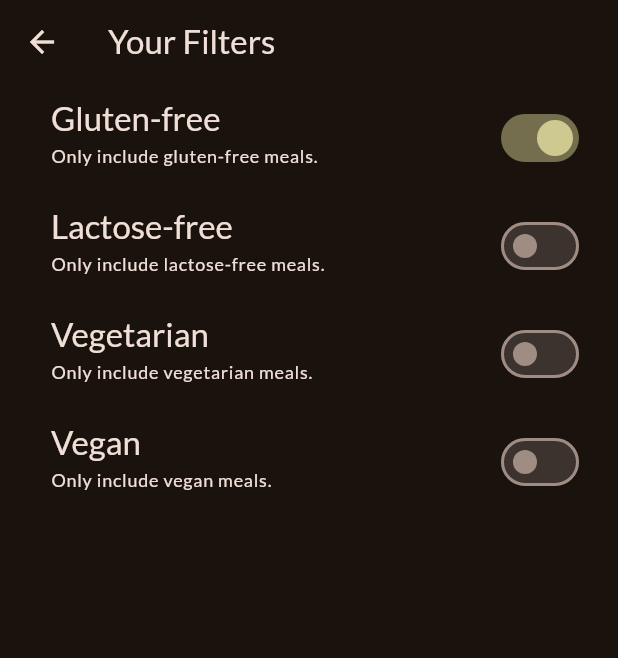
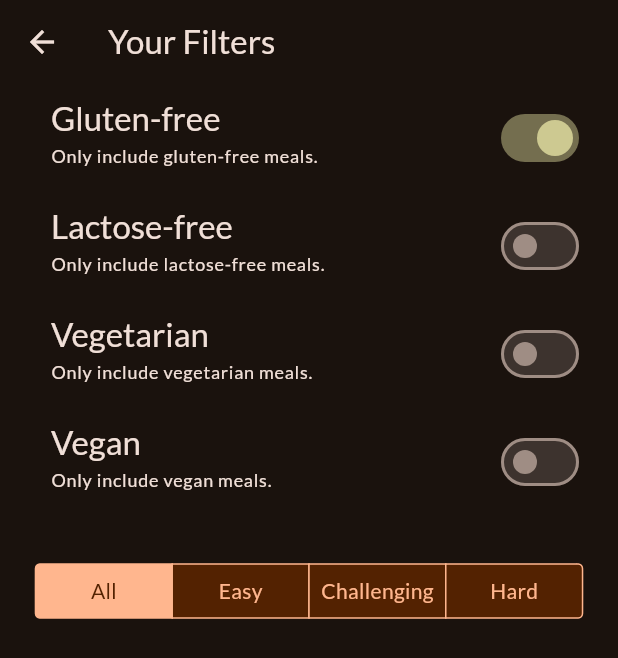
Before and after one commit to eigsi/MealsApp, a Flutter app: the FiltersScreen screen opened directly, after a tap on "Gluten-free", on a phone screen of 412 x 824 dp. Shown: the top 658 px of the screen. Run offline on Flutter 3.47's test engine with Material 3 defaults, Android fonts, the phone set to English and light mode, and no system bars; our stand-ins replace flutter_riverpod, google_fonts, transparent_image.

Commit message:
ajout d'un filtre de difficulté, et mtn les catégories sans plats s'affichent pas

```diff
--- a/lib/models/meal.dart
+++ b/lib/models/meal.dart
@@ -1,4 +1,5 @@
 enum Complexity {
+  all,
   simple,
   challenging,
   hard,
--- a/lib/providers/filters_provider.dart
+++ b/lib/providers/filters_provider.dart
@@ -1,5 +1,5 @@
 import 'package:flutter_riverpod/flutter_riverpod.dart';
-
+import 'package:meals/models/meal.dart';
 import 'package:meals/providers/meals_provider.dart';
 
 enum Filter {
@@ -7,38 +7,41 @@ enum Filter {
   lactoseFree,
   vegetarian,
   vegan,
+  difficulty,
 }
 
-class FiltersNotifier extends StateNotifier<Map<Filter, bool>> {
+class FiltersNotifier extends StateNotifier<Map<Filter, dynamic>> {
   FiltersNotifier()
       : super({
           Filter.glutenFree: false,
           Filter.lactoseFree: false,
           Filter.vegetarian: false,
-          Filter.vegan: false
+          Filter.vegan: false,
+          Filter.difficulty: Complexity.all,
         });
 
-  void setFilters(Map<Filter, bool> chosenFilters) {
+  void setFilters(Map<Filter, dynamic> chosenFilters) {
     state = chosenFilters;
   }
 
-  void setFilter(Filter filter, bool isActive) {
+  void setFilter(Filter filter, dynamic value) {
     // state[filter] = isActive; // not allowed! => mutating state
     state = {
       ...state,
-      filter: isActive,
+      filter: value,
     };
   }
 }
 
 final filtersProvider =
-    StateNotifierProvider<FiltersNotifier, Map<Filter, bool>>(
+    StateNotifierProvider<FiltersNotifier, Map<Filter, dynamic>>(
   (ref) => FiltersNotifier(),
 );
 
 final filteredMealsProvider = Provider((ref) {
   final meals = ref.watch(mealsProvider);
   final activeFilters = ref.watch(filtersProvider);
+  final selectedDifficulty = activeFilters[Filter.difficulty] as Complexity;
 
   return meals.where((meal) {
     if (activeFilters[Filter.glutenFree]! && !meal.isGlutenFree) {
@@ -53,6 +56,10 @@ final filteredMealsProvider = Provider((ref) {
     if (activeFilters[Filter.vegan]! && !meal.isVegan) {
       return false;
     }
+    if (selectedDifficulty != Complexity.all &&
+        meal.complexity != selectedDifficulty) {
+      return false;
+    }
     return true;
   }).toList();
 });
--- a/lib/screens/categories.dart
+++ b/lib/screens/categories.dart
@@ -59,9 +59,24 @@ class _CategoriesScreenState extends State<CategoriesScreen>
 
   @override
   Widget build(BuildContext context) {
+    final nonEmptyCategories = availableCategories.where((category) {
+      return widget.availableMeals
+          .any((meal) => meal.categories.contains(category.id));
+    }).toList();
+
     return AnimatedBuilder(
       animation: _animationController,
-      child: GridView(
+      child: nonEmptyCategories.isEmpty
+          ? Center(
+              child: Text(
+                'Sorry, no meals correspond to your filters.',
+                style: Theme.of(context).textTheme.titleLarge!.copyWith(
+                      color: Theme.of(context).colorScheme.primary,
+                      fontWeight: FontWeight.bold,
+                    ),
+              ),
+            )
+          : GridView(
               padding: const EdgeInsets.all(24),
               gridDelegate: const SliverGridDelegateWithFixedCrossAxisCount(
                 crossAxisCount: 2,
@@ -70,8 +85,7 @@ class _CategoriesScreenState extends State<CategoriesScreen>
                 mainAxisSpacing: 20,
               ),
               children: [
-          // availableCategories.map((category) => CategoryGridItem(category: category)).toList()
-          for (final category in availableCategories)
+                for (final category in nonEmptyCategories)
                   CategoryGridItem(
                     category: category,
                     onSelectCategory: () {
--- a/lib/screens/filters.dart
+++ b/lib/screens/filters.dart
@@ -1,8 +1,7 @@
 import 'package:flutter/material.dart';
 import 'package:flutter_riverpod/flutter_riverpod.dart';
-
-// import 'package:meals/screens/tabs.dart';
-// import 'package:meals/widgets/main_drawer.dart';
+import 'package:meals/models/meal.dart';
+import 'package:flutter/cupertino.dart';
 import 'package:meals/providers/filters_provider.dart';
 
 class FiltersScreen extends ConsumerWidget {
@@ -106,6 +105,34 @@ class FiltersScreen extends ConsumerWidget {
             activeColor: Theme.of(context).colorScheme.tertiary,
             contentPadding: const EdgeInsets.only(left: 34, right: 22),
           ),
+          Padding(
+              padding: const EdgeInsets.only(top: 32.0),
+              child: CupertinoSegmentedControl<Complexity>(
+                groupValue: activeFilters[Filter.difficulty] ?? Complexity.all,
+                onValueChanged: (Complexity newValue) {
+                  ref
+                      .read(filtersProvider.notifier)
+                      .setFilter(Filter.difficulty, newValue);
+                },
+                children: const {
+                  Complexity.all: Padding(
+                    padding: EdgeInsets.all(8.0),
+                    child: Text('All'),
+                  ),
+                  Complexity.simple: Padding(
+                    padding: EdgeInsets.all(8.0),
+                    child: Text('Easy'),
+                  ),
+                  Complexity.challenging: Padding(
+                    padding: EdgeInsets.all(8.0),
+                    child: Text('Challenging'),
+                  ),
+                  Complexity.hard: Padding(
+                    padding: EdgeInsets.all(8.0),
+                    child: Text('Hard'),
+                  ),
+                },
+              ))
         ],
       ),
     );
```
Lines whose indentation alone changed are shown as unchanged.
